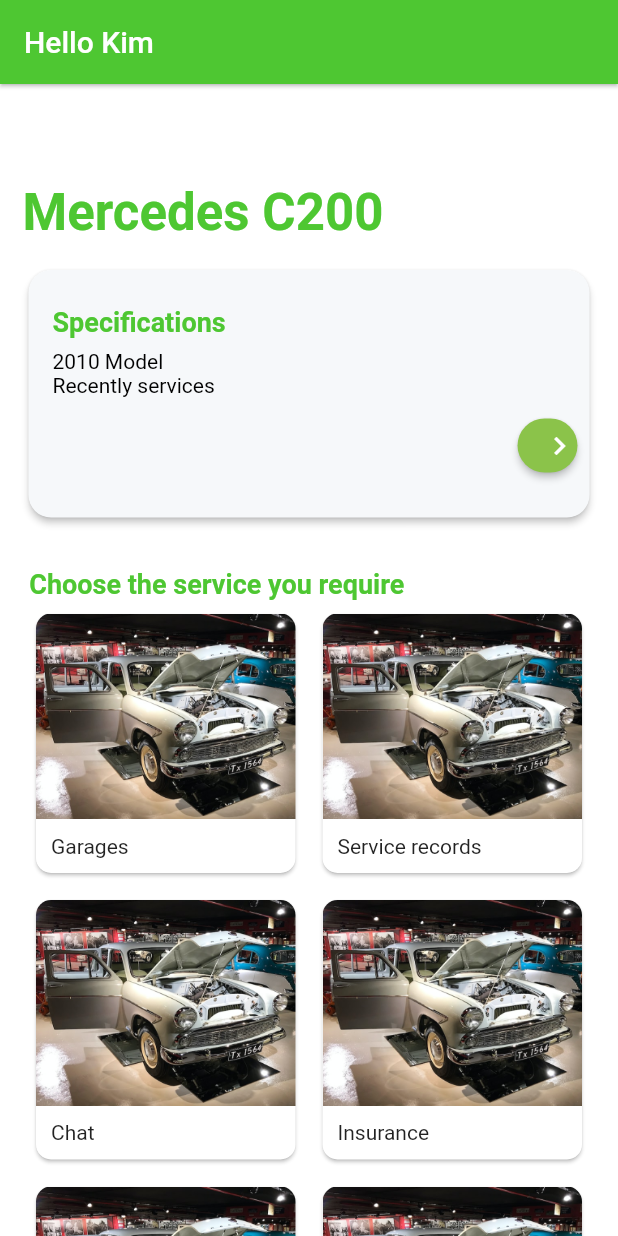
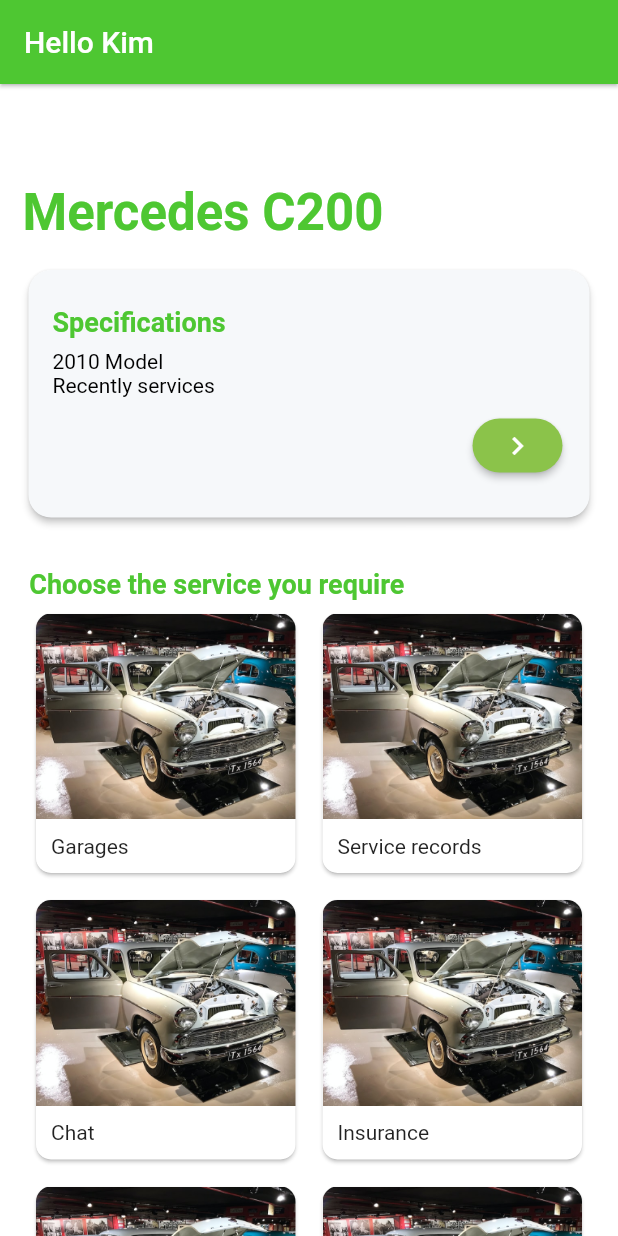
Before and after one commit to iZeroKim/Uado, a Flutter app: the screen it shows after launch, on a phone screen of 412 x 824 dp. Run offline on Flutter 3.47's test engine with Material 2 defaults, Android fonts, the phone set to English and light mode, and no system bars; our stand-ins replace image_picker.

Commit message:
Add getwidget dependency

```diff
--- a/lib/screens/dash_board.dart
+++ b/lib/screens/dash_board.dart
@@ -21,10 +21,12 @@ class _DashBoardState extends State<DashBoard> {
     AppService garages = AppService(name: "Garages", imagePath: "assets/images/mechanic.png", link: MechanicsListPage());
     AppService records = AppService(name: "Service records", imagePath: "assets/images/mechanic.png");
     AppService chat = AppService(name: "Chat", imagePath: "assets/images/mechanic.png");
+    AppService trips = AppService(name: "Trips", imagePath: "assets/images/mechanic.png");
     AppService insurance = AppService(name: "Insurance", imagePath: "assets/images/mechanic.png");
     AppService parts = AppService(name: "Buy part", imagePath: "assets/images/mechanic.png");
     AppService clubs = AppService(name: "Join car club", imagePath: "assets/images/mechanic.png");
     AppService buy = AppService(name: "Buy/Sell car", imagePath: "assets/images/mechanic.png");
+
     List<AppService> services = [garages, records, chat, insurance, parts, clubs, buy];
     return Scaffold(
       backgroundColor: Colors.white,
@@ -59,7 +61,7 @@ class _DashBoardState extends State<DashBoard> {
                     color: const Color.fromRGBO(246,248,250,1),
                     elevation: 2,
                     child: Padding(
-                      padding: const EdgeInsets.symmetric(vertical: 20.0),
+                      padding: const EdgeInsets.only(top: 20.0, bottom: 20.0, right: 10.0),
                       child: Column(
                         mainAxisSize: MainAxisSize.max,
                         crossAxisAlignment: CrossAxisAlignment.center,
@@ -77,7 +79,7 @@ class _DashBoardState extends State<DashBoard> {
                           ButtonBar(
                             children: <Widget>[
                               SizedBox(
-                                  height:40,width: 40,
+                                  height:40,width: 60,
                                   child:Center(
                                     child: ElevatedButton(
                                       onPressed: (){},
--- a/pubspec.yaml
+++ b/pubspec.yaml
@@ -17,6 +17,7 @@ dependencies:
   google_fonts: 2.2.0
   flutter_native_splash: ^2.2.15
   provider: ^6.0.4
+  getwidget: ^3.0.1
 
 dev_dependencies:
   flutter_test:
```
Also changed, not shown: pubspec.lock.
